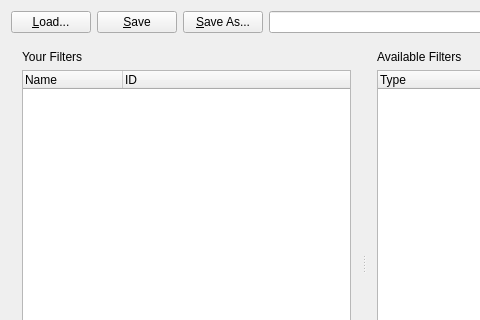
BrainB0ne/spotwebfc, file mainwidget.ui: the form before one commit; both pictures show x 0 to 480 and y 0 to 320 of the 629 by 498 pixel window.
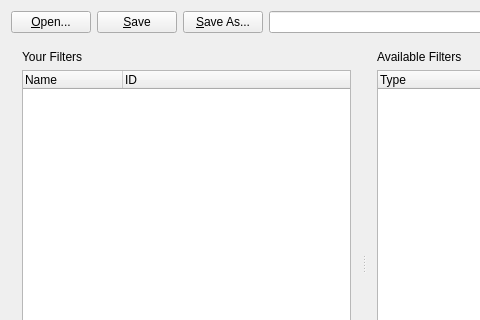
The form after the commit. Icons and pictures are not drawn.

```diff
--- a/mainwidget.ui
+++ b/mainwidget.ui
@@ -21,7 +21,7 @@
    <item row="0" column="0">
     <widget class="QPushButton" name="loadButton">
      <property name="text">
-      <string>&amp;Load...</string>
+      <string>&amp;Open...</string>
      </property>
      <property name="icon">
       <iconset resource="spotwebfc.qrc">
```
Left out of the diff: 35 changed lines with no effect on the pictures.
